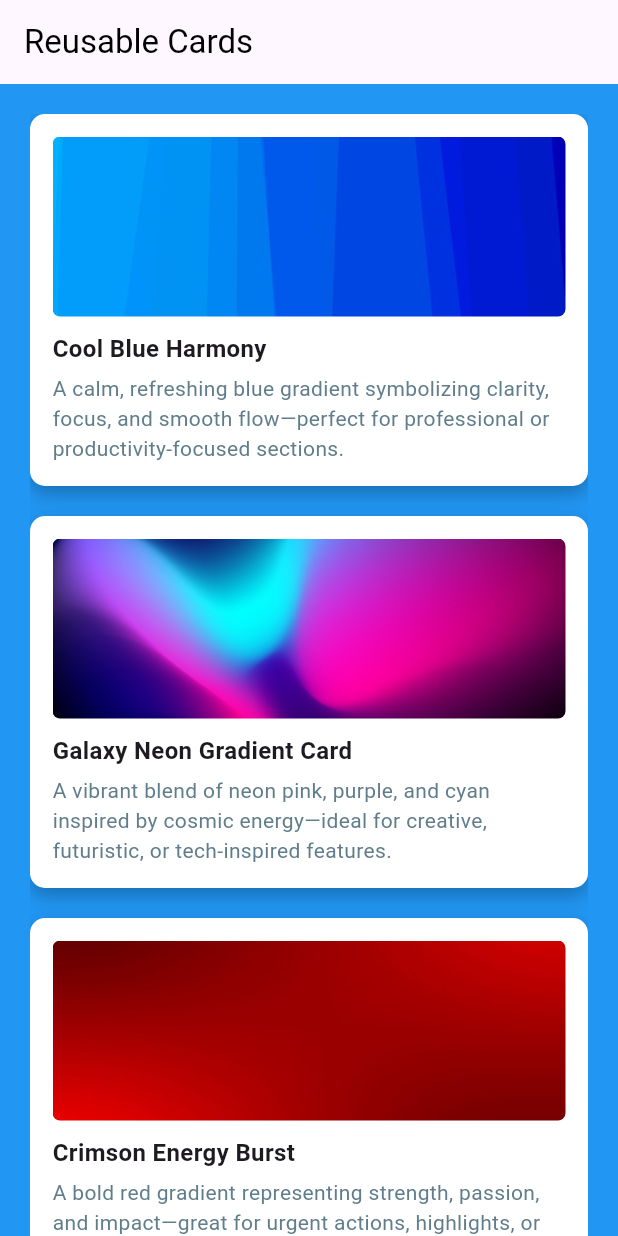
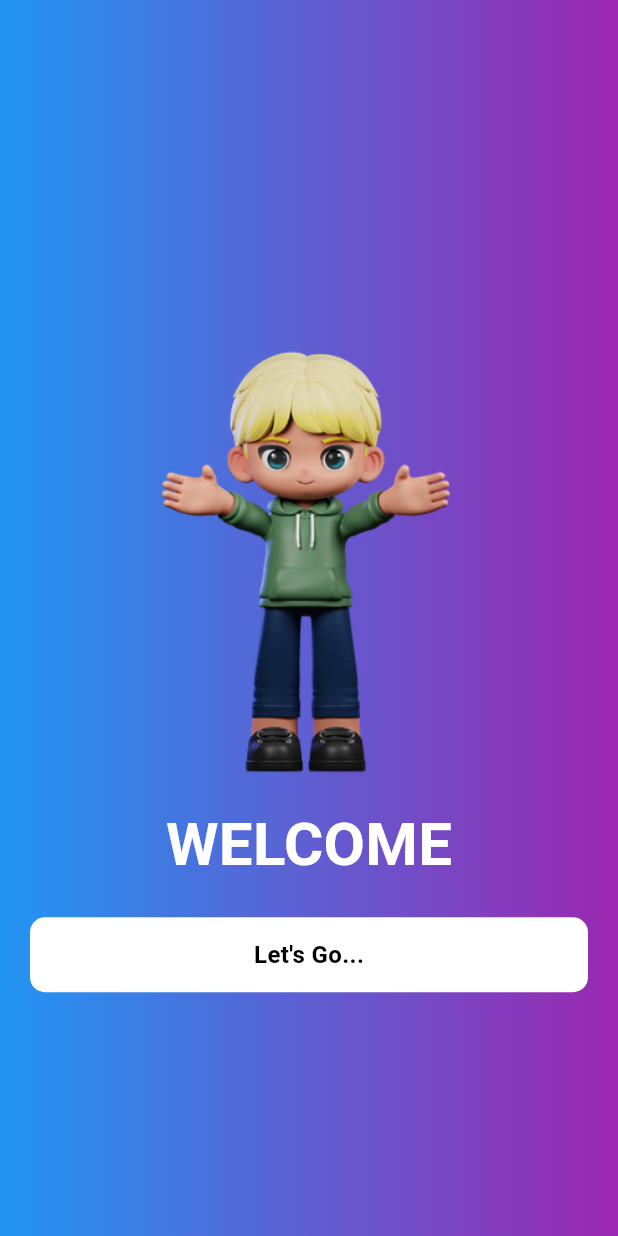
Before and after one commit to kalees64/flutter_internship, a Flutter app: the screen it shows after launch, on a phone screen of 412 x 824 dp. Run offline on Flutter 3.47's test engine with Material 3 defaults, Android fonts, the phone set to English and light mode, and no system bars.

Commit message:
feat: 3 screen navigation changes

```diff
--- a/lib/app.dart
+++ b/lib/app.dart
@@ -1,81 +1,15 @@
 import 'package:flutter/material.dart';
-import 'package:flutter_internship/day-2/card.dart';
+import 'package:flutter_internship/day-3/screens/home_screen.dart';
 
 class MainApp extends StatelessWidget {
-  MainApp({super.key});
-
-  final List<Map<String, dynamic>> cards = [
-    {
-      "title": "Cool Blue Harmony",
-      "description":
-          "A calm, refreshing blue gradient symbolizing clarity, focus, and smooth flow—perfect for professional or productivity-focused sections.",
-      "image": "src/assets/images/bg-3.png",
-      "onTap": () {
-        print("Blue Card Tapped");
-      },
-    },
-    {
-      "title": "Galaxy Neon Gradient Card",
-      "description":
-          "A vibrant blend of neon pink, purple, and cyan inspired by cosmic energy—ideal for creative, futuristic, or tech-inspired features.",
-      "image": "src/assets/images/bg-2.png",
-      "onTap": () {
-        print("Galaxy Card Tapped");
-      },
-    },
-    {
-      "title": "Crimson Energy Burst",
-      "description":
-          "A bold red gradient representing strength, passion, and impact—great for urgent actions, highlights, or attention-grabbing content.",
-      "image": "src/assets/images/bg-1.png",
-      "onTap": () {
-        print("Crimson Card Tapped");
-      },
-    },
-  ];
+  const MainApp({super.key});
 
   @override
   Widget build(BuildContext context) {
     return MaterialApp(
       title: "Flutter Internship",
-      home: Scaffold(
-        appBar: AppBar(
-          title: const Text(
-            "Reusable Cards",
-            style: TextStyle(color: Colors.black),
-          ),
-          backgroundColor: Colors.transparent,
-        ),
-        body: SafeArea(
-          child: Container(
-            width: double.infinity,
-            color: Colors.blue,
-            padding: const EdgeInsets.symmetric(horizontal: 20),
-            child: Column(
-              children: [
-                const SizedBox(height: 20),
-                Expanded(
-                  child: ListView.builder(
-                    itemCount: cards.length,
-                    itemBuilder: (context, index) {
-                      final item = cards[index];
-                      return Padding(
-                        padding: const EdgeInsets.only(bottom: 20),
-                        child: VkCard(
-                          title: item["title"],
-                          description: item["description"],
-                          image: item["image"],
-                          onTap: item["onTap"],
-                        ),
-                      );
-                    },
-                  ),
-                ),
-              ],
-            ),
-          ),
-        ),
-      ),
+      home: HomeScreen(),
+      debugShowCheckedModeBanner: false,
     );
   }
 }
--- a/lib/day-2/card.dart
+++ b/lib/day-2/card.dart
@@ -64,7 +64,11 @@ class VkCard extends StatelessWidget {
               style: TextStyle(fontSize: 16, fontWeight: FontWeight.bold),
             ),
             const SizedBox(height: 5),
-            Text(description, style: TextStyle(color: Colors.blueGrey)),
+            Text(
+              description,
+              maxLines: 2,
+              style: TextStyle(color: Colors.blueGrey),
+            ),
           ],
         ),
       ),
--- /dev/null
+++ b/lib/day-3/screens/home_screen.dart
@@ -0,0 +1,58 @@
+import 'package:flutter/material.dart';
+import 'package:flutter_internship/day-2/buttun.dart';
+import 'package:flutter_internship/day-3/screens/card_list_screen.dart';
+
+class HomeScreen extends StatelessWidget {
+  const HomeScreen({super.key});
+
+  void _navigateToCardListScreen(BuildContext context) {
+    Navigator.pushReplacement(
+      context,
+      MaterialPageRoute(builder: (context) => CardListScreen()),
+    );
+  }
+
+  @override
+  Widget build(BuildContext context) {
+    return Scaffold(
+      body: LayoutBuilder(
+        builder: (context, constraints) {
+          return Container(
+            width: double.infinity,
+            height: double.infinity,
+            padding: EdgeInsets.symmetric(horizontal: 20),
+            decoration: BoxDecoration(
+              gradient: LinearGradient(colors: [Colors.blue, Colors.purple]),
+            ),
+            child: Column(
+              mainAxisAlignment: MainAxisAlignment.center,
+              children: [
+                Image.asset("src/assets/images/welcome-image.png"),
+
+                Text(
+                  "WELCOME",
+                  style: TextStyle(
+                    fontSize: 40,
+                    color: Colors.white,
+                    fontWeight: FontWeight.bold,
+                  ),
+                ),
+                SizedBox(height: 20),
+                VkButton(
+                  width: double.infinity,
+                  height: 50,
+                  label: "Let's Go...",
+                  color: Colors.white,
+                  textColor: Colors.black,
+                  onTap: () {
+                    _navigateToCardListScreen(context);
+                  },
+                ),
+              ],
+            ),
+          );
+        },
+      ),
+    );
+  }
+}
```
Also changed, not shown: lib/day-3/models/data.dart (added, +65 -0 lines), lib/day-3/screens/card_detail_screen.dart (added, +96 -0 lines), lib/day-3/screens/card_list_screen.dart (added, +71 -0 lines), src/assets/images/bg-5.jpg (added), src/assets/images/bg-7.jpg (added), src/assets/images/welcome-image.png (added), 2 other files.
